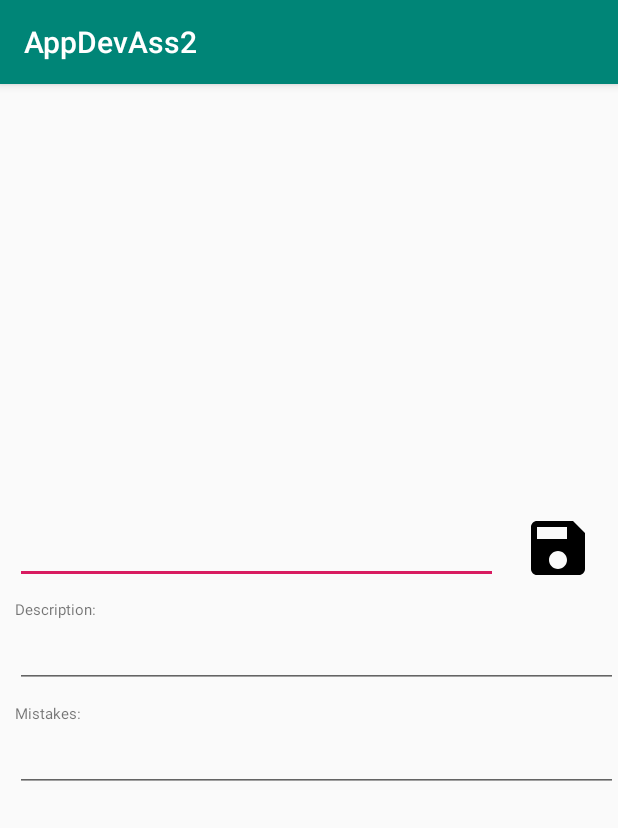
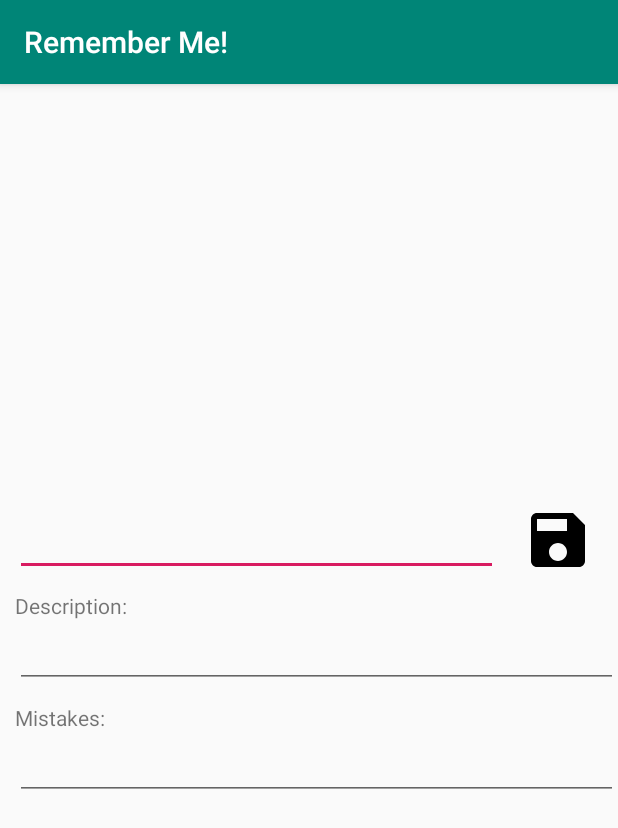
Before and after one commit to tauhidalamx/Notes-keeping, an Android app: the NotesEditActivity screen opened directly, with no data from a screen before it, on a phone screen of 412 x 824 dp. Shown: the top 828 px of the screen. Run offline under Robolectric (Android 15) with nearby library versions, the phone set to English and light mode, and no system bars.

Commit message:
Updateed version

```diff
--- a/app/build.gradle
+++ b/app/build.gradle
@@ -24,7 +24,6 @@ dependencies {
     implementation 'androidx.appcompat:appcompat:1.0.2'
     implementation 'androidx.constraintlayout:constraintlayout:1.1.3'
     implementation 'com.google.android.material:material:1.0.0'
-    implementation 'com.google.code.gson:gson:2.8.5'
     testImplementation 'junit:junit:4.12'
     androidTestImplementation 'androidx.test:runner:1.1.1'
     androidTestImplementation 'androidx.test.espresso:espresso-core:3.1.1'
--- a/app/src/main/java/com/tnc/appdevass2/MainActivity.java
+++ b/app/src/main/java/com/tnc/appdevass2/MainActivity.java
@@ -7,8 +7,6 @@ import android.os.Bundle;
 
 import com.google.android.material.floatingactionbutton.FloatingActionButton;
 import com.google.android.material.snackbar.Snackbar;
-import com.google.gson.Gson;
-import com.google.gson.reflect.TypeToken;
 import com.tnc.appdevass2.ModelClass.NotesInformation;
 
 
--- a/app/src/main/java/com/tnc/appdevass2/NotesEditActivity.java
+++ b/app/src/main/java/com/tnc/appdevass2/NotesEditActivity.java
@@ -14,7 +14,6 @@ import android.widget.ImageView;
 import android.widget.TextView;
 import android.widget.Toast;
 
-import com.google.gson.Gson;
 import com.tnc.appdevass2.ModelClass.NotesInformation;
 
 import java.io.BufferedReader;
@@ -148,7 +147,6 @@ public class NotesEditActivity extends AppCompatActivity {
 
 
     private void threadForMistakes() {
-
         Thread t = new Thread(new Runnable() {
             public void run() {
                 while (true) {
--- a/app/src/main/java/com/tnc/appdevass2/NotesShowActivity.java
+++ b/app/src/main/java/com/tnc/appdevass2/NotesShowActivity.java
@@ -14,8 +14,7 @@ import android.widget.ImageView;
 import android.widget.TextView;
 import android.widget.Toast;
 
-import com.google.gson.Gson;
-import com.google.gson.reflect.TypeToken;
+
 import com.tnc.appdevass2.ModelClass.NotesInformation;
 
 import org.json.JSONArray;
@@ -81,7 +80,7 @@ public class NotesShowActivity extends AppCompatActivity {
     private void saveNotesTitleArray() {
         String json = "";
         if (myNotes != null && myNotes.size() > 0) {
-            json = "notes:{[";
+            json = "{notes:[";
             int x = 0;
             for (NotesInformation note : myNotes) {
                 json = json + "{" + "topic:" + "\"" + note.getTitle() + "\",description:" + "\""
@@ -109,6 +108,7 @@ public class NotesShowActivity extends AppCompatActivity {
                 AlertDialog.Builder builder =
                         new AlertDialog.Builder(NotesShowActivity.this);
                 builder.setTitle("Are You Sure?");
+                builder.setMessage("This Delete will not be undone!");
 
                 builder.setPositiveButton("Yes", new
                         DialogInterface.OnClickListener() {
--- a/app/src/main/res/layout/activity_notes_edit.xml
+++ b/app/src/main/res/layout/activity_notes_edit.xml
@@ -40,7 +40,7 @@
             android:layout_height="wrap_content"
             android:id="@+id/datetvedit"
             android:text="Date:"
-            android:textSize="10dp" />
+            android:textSize="14dp" />
 
         <EditText
             android:inputType="none"
@@ -55,7 +55,7 @@
             android:layout_width="match_parent"
             android:layout_height="wrap_content"
             android:text="Description:"
-            android:textSize="10dp" />
+            android:textSize="14dp" />
 
         <EditText
             android:id="@+id/topicDescriptionEdit"
@@ -67,7 +67,7 @@
             android:layout_width="match_parent"
             android:layout_height="wrap_content"
             android:text="Mistakes:"
-            android:textSize="10dp" />
+            android:textSize="14dp" />
 
         <EditText
             android:id="@+id/topicMistakesEdit"
--- a/app/src/main/res/values/strings.xml
+++ b/app/src/main/res/values/strings.xml
@@ -1,4 +1,3 @@
 <resources>
-    <string name="app_name">AppDevAss2</string>
-    <string name="action_settings">Settings</string>
+    <string name="app_name">Remember Me!</string>
 </resources>
```
Also changed, not shown: app/src/main/res/menu/menu_main.xml (deleted, +0 -10 lines).
